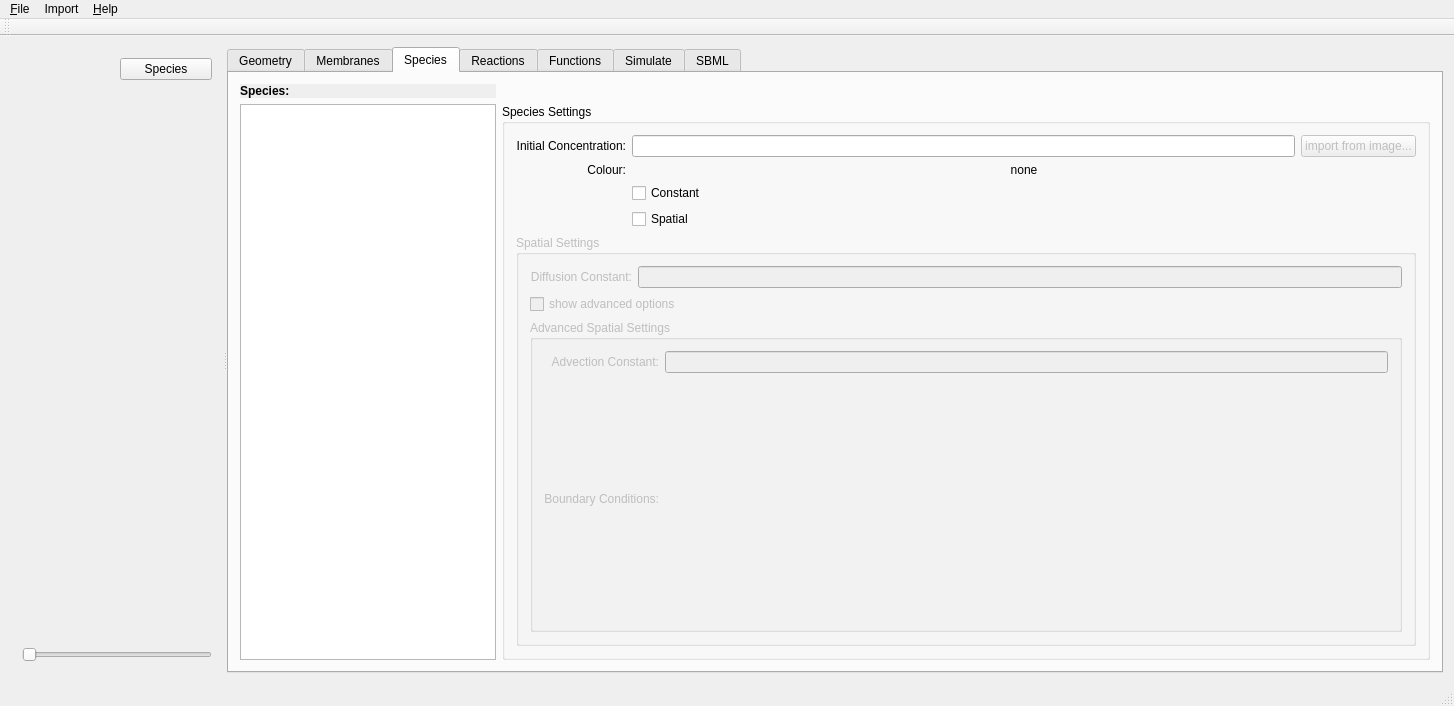
Before: the Qt Designer form ui/mainwindow.ui in spatial-model-editor/spatial-model-editor, drawn with Qt 5.
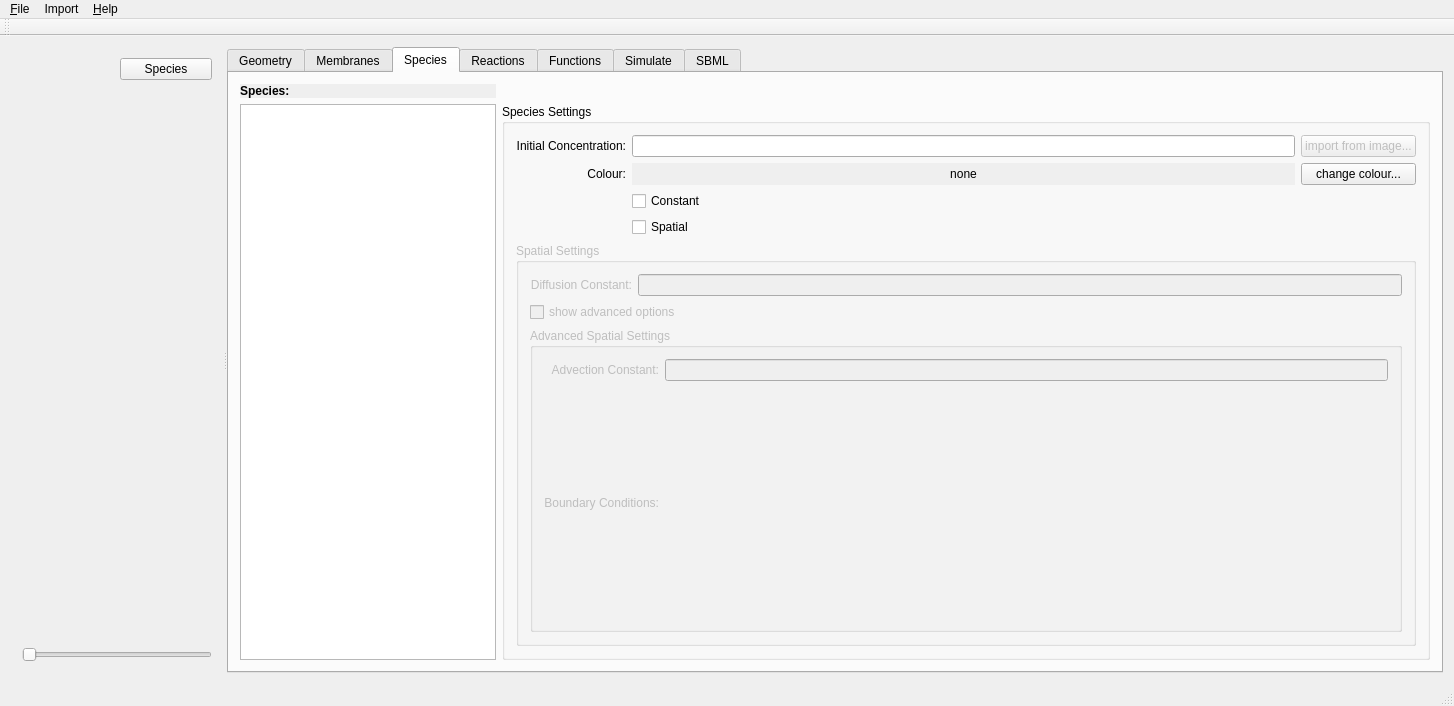
After: the same form once the commit is applied. Custom widgets are drawn as their Qt base class.

Commit message: add option for user to set Species colour in GUI

```diff
--- a/ui/mainwindow.ui
+++ b/ui/mainwindow.ui
@@ -461,16 +461,6 @@
                   </property>
                  </widget>
                 </item>
-                <item row="1" column="1" colspan="2">
-                 <widget class="QLabel" name="lblSpeciesColour">
-                  <property name="text">
-                   <string>none</string>
-                  </property>
-                  <property name="alignment">
-                   <set>Qt::AlignCenter</set>
-                  </property>
-                 </widget>
-                </item>
                 <item row="2" column="1" colspan="2">
                  <widget class="QCheckBox" name="chkSpeciesIsConstant">
                   <property name="toolTip">
@@ -491,6 +481,26 @@
                   </property>
                  </widget>
                 </item>
+                <item row="1" column="1">
+                 <widget class="QLabel" name="lblSpeciesColour">
+                  <property name="autoFillBackground">
+                   <bool>true</bool>
+                  </property>
+                  <property name="text">
+                   <string>none</string>
+                  </property>
+                  <property name="alignment">
+                   <set>Qt::AlignCenter</set>
+                  </property>
+                 </widget>
+                </item>
+                <item row="1" column="2">
+                 <widget class="QPushButton" name="btnChangeSpeciesColour">
+                  <property name="text">
+                   <string>change colour...</string>
+                  </property>
+                 </widget>
+                </item>
                </layout>
               </item>
               <item>
```
The commit also changes 10 other files.
